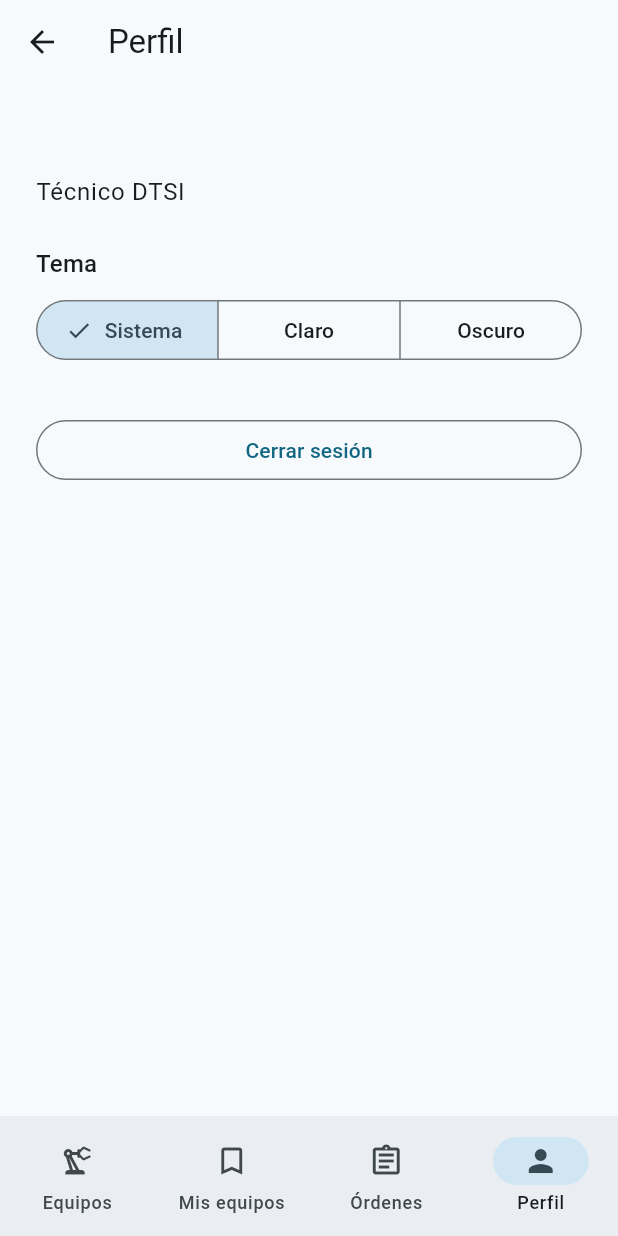
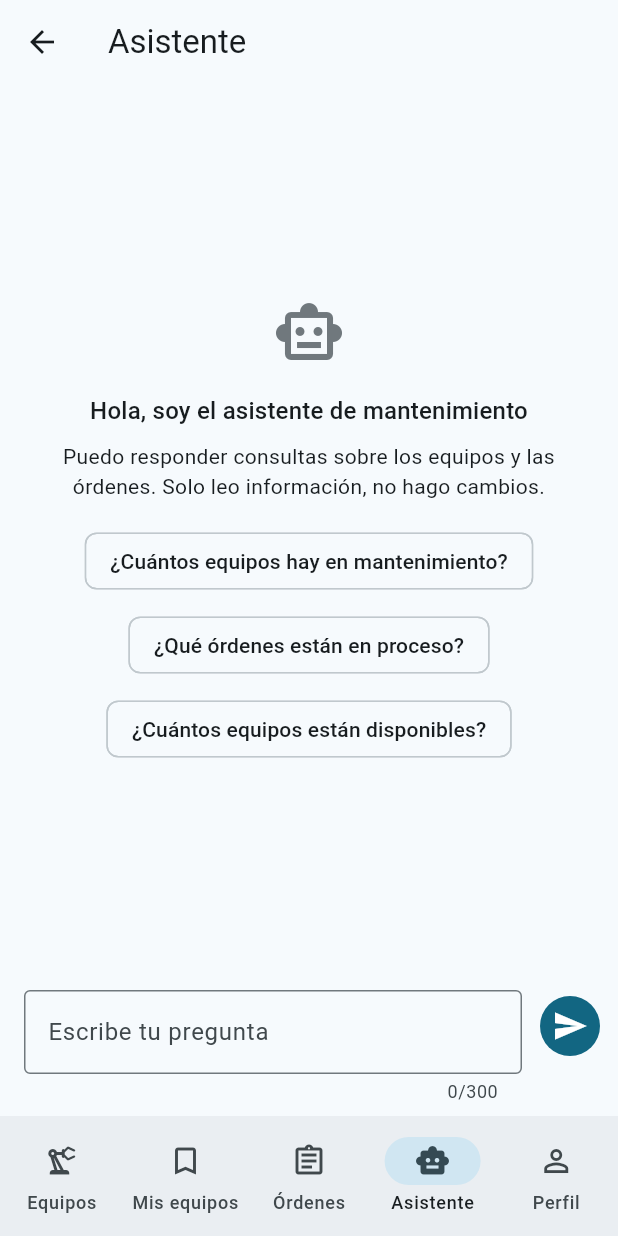
Before and after one commit to agustin-ec/mantenimiento-dtsi-app, a Flutter app: the PantallaInicio screen opened by its route, item 4 of the bottom bar chosen, on a phone screen of 412 x 824 dp. Run offline on Flutter 3.47's test engine with Material 3 defaults, Android fonts, the phone set to English and light mode, and no system bars; our stand-ins replace dio, flutter_secure_storage, get, hive, hive_flutter; accounts and stored records are empty; network calls fail.

Commit message:
Agrega la pantalla del asistente de IA y su pestaña

```diff
--- /dev/null
+++ b/lib/screens/pantalla_asistente.dart
@@ -0,0 +1,245 @@
+import 'package:flutter/material.dart';
+import 'package:get/get.dart';
+
+import '../controllers/asistente_controller.dart';
+import '../widgets/burbuja_mensaje.dart';
+
+/// Conversación con el asistente de IA, que responde consultas de solo lectura
+/// sobre equipos y órdenes.
+class PantallaAsistente extends StatefulWidget {
+  const PantallaAsistente({super.key});
+
+  @override
+  State<PantallaAsistente> createState() => _PantallaAsistenteState();
+}
+
+class _PantallaAsistenteState extends State<PantallaAsistente> {
+  static const _ejemplos = [
+    '¿Cuántos equipos hay en mantenimiento?',
+    '¿Qué órdenes están en proceso?',
+    '¿Cuántos equipos están disponibles?',
+  ];
+
+  final _controlador = Get.find<AsistenteController>();
+  final _texto = TextEditingController();
+  final _desplazamiento = ScrollController();
+  final _vigilantes = <Worker>[];
+
+  @override
+  void initState() {
+    super.initState();
+    _vigilantes.addAll([
+      ever(_controlador.mensajes, (_) => _irAlFinal()),
+      ever(_controlador.pensando, (_) => _irAlFinal()),
+    ]);
+  }
+
+  @override
+  void dispose() {
+    for (final vigilante in _vigilantes) {
+      vigilante.dispose();
+    }
+    _texto.dispose();
+    _desplazamiento.dispose();
+    super.dispose();
+  }
+
+  void _irAlFinal() {
+    WidgetsBinding.instance.addPostFrameCallback((_) {
+      if (!mounted || !_desplazamiento.hasClients) return;
+      _desplazamiento.animateTo(
+        _desplazamiento.position.maxScrollExtent,
+        duration: const Duration(milliseconds: 200),
+        curve: Curves.easeOut,
+      );
+    });
+  }
+
+  /// Vacía el campo solo si el controlador aceptó la pregunta; el mensaje de
+  /// la persona se agrega de forma síncrona, antes de esperar la respuesta.
+  Future<void> _enviar() async {
+    if (_controlador.pensando.value) return;
+    final antes = _controlador.mensajes.length;
+    final envio = _controlador.enviar(_texto.text);
+    if (_controlador.mensajes.length > antes) _texto.clear();
+    await envio;
+  }
+
+  @override
+  Widget build(BuildContext context) {
+    return Scaffold(
+      appBar: AppBar(title: const Text('Asistente')),
+      body: Column(
+        children: [
+          Expanded(child: Obx(_cuerpo)),
+          Obx(_aviso),
+          _entrada(),
+        ],
+      ),
+    );
+  }
+
+  Widget _cuerpo() {
+    final mensajes = _controlador.mensajes;
+    final pensando = _controlador.pensando.value;
+    if (mensajes.isEmpty && !pensando) return _bienvenida();
+    return ListView.builder(
+      controller: _desplazamiento,
+      padding: const EdgeInsets.all(16),
+      itemCount: mensajes.length + (pensando ? 1 : 0),
+      itemBuilder: (context, indice) {
+        if (indice == mensajes.length) return const _Escribiendo();
+        return BurbujaMensaje(mensaje: mensajes[indice]);
+      },
+    );
+  }
+
+  Widget _bienvenida() {
+    final tema = Theme.of(context);
+    return LayoutBuilder(
+      builder: (context, restricciones) => SingleChildScrollView(
+        child: ConstrainedBox(
+          constraints: BoxConstraints(minHeight: restricciones.maxHeight),
+          child: Center(
+            child: Padding(
+              padding: const EdgeInsets.all(24),
+              child: Column(
+                mainAxisSize: MainAxisSize.min,
+                children: [
+                  Icon(
+                    Icons.smart_toy_outlined,
+                    size: 48,
+                    color: tema.colorScheme.outline,
+                  ),
+                  const SizedBox(height: 16),
+                  Text(
+                    'Hola, soy el asistente de mantenimiento',
+                    style: tema.textTheme.titleMedium,
+                    textAlign: TextAlign.center,
+                  ),
+                  const SizedBox(height: 8),
+                  Text(
+                    'Puedo responder consultas sobre los equipos y las '
+                    'órdenes. Solo leo información, no hago cambios.',
+                    style: tema.textTheme.bodyMedium,
+                    textAlign: TextAlign.center,
+                  ),
+                  const SizedBox(height: 16),
+                  Wrap(
+                    alignment: WrapAlignment.center,
+                    spacing: 8,
+                    runSpacing: 8,
+                    children: [
+                      for (final ejemplo in _ejemplos)
+                        ActionChip(
+                          label: Text(ejemplo),
+                          onPressed: () => _controlador.enviar(ejemplo),
+                        ),
+                    ],
+                  ),
+                ],
+              ),
+            ),
+          ),
+        ),
+      ),
+    );
+  }
+
+  Widget _aviso() {
+    final mensaje = _controlador.error.value;
+    if (mensaje == null) return const SizedBox.shrink();
+    final esquema = Theme.of(context).colorScheme;
+    return Container(
+      width: double.infinity,
+      color: esquema.errorContainer,
+      padding: const EdgeInsets.symmetric(horizontal: 16, vertical: 8),
+      child: Row(
+        children: [
+          Expanded(
+            child: Text(
+              mensaje,
+              style: TextStyle(color: esquema.onErrorContainer),
+            ),
+          ),
+          if (_controlador.puedeReintentar)
+            TextButton(
+              onPressed: _controlador.reintentar,
+              child: const Text('Reintentar'),
+            ),
+        ],
+      ),
+    );
+  }
+
+  Widget _entrada() {
+    return SafeArea(
+      top: false,
+      child: Padding(
+        padding: const EdgeInsets.fromLTRB(16, 8, 8, 8),
+        child: Row(
+          crossAxisAlignment: CrossAxisAlignment.start,
+          children: [
+            Expanded(
+              child: Semantics(
+                label: 'Escribir pregunta al asistente',
+                textField: true,
+                child: TextField(
+                  controller: _texto,
+                  maxLength: AsistenteController.maximo,
+                  minLines: 1,
+                  maxLines: 4,
+                  textInputAction: TextInputAction.send,
+                  onSubmitted: (_) => _enviar(),
+                  decoration: const InputDecoration(
+                    hintText: 'Escribe tu pregunta',
+                  ),
+                ),
+              ),
+            ),
+            const SizedBox(width: 8),
+            Obx(
+              () => Semantics(
+                label: 'Enviar pregunta',
+                button: true,
+                excludeSemantics: true,
+                enabled: !_controlador.pensando.value,
+                onTap: _controlador.pensando.value ? null : _enviar,
+                child: IconButton.filled(
+                  icon: const Icon(Icons.send),
+                  onPressed: _controlador.pensando.value ? null : _enviar,
+                ),
+              ),
+            ),
+          ],
+        ),
+      ),
+    );
+  }
+}
+
+/// Indicador al final de la lista mientras se espera la respuesta.
+class _Escribiendo extends StatelessWidget {
+  const _Escribiendo();
+
+  @override
+  Widget build(BuildContext context) {
+    return Padding(
+      padding: const EdgeInsets.symmetric(vertical: 8),
+      child: Row(
+        children: [
+          const SizedBox(
+            width: 16,
+            height: 16,
+            child: CircularProgressIndicator(strokeWidth: 2),
+          ),
+          const SizedBox(width: 8),
+          Text(
+            'El asistente está escribiendo…',
+            style: Theme.of(context).textTheme.bodySmall,
+          ),
+        ],
+      ),
+    );
+  }
+}
--- a/lib/screens/pantalla_inicio.dart
+++ b/lib/screens/pantalla_inicio.dart
@@ -2,12 +2,14 @@ import 'package:flutter/material.dart';
 import 'package:get/get.dart';
 
 import '../controllers/equipos_controller.dart';
+import 'pantalla_asistente.dart';
 import 'pantalla_equipos.dart';
 import 'pantalla_mis_equipos.dart';
 import 'pantalla_ordenes.dart';
 import 'pantalla_perfil.dart';
 
-/// Pantalla protegida con la barra inferior «Equipos», «Mis equipos», «Órdenes» y «Perfil».
+/// Pantalla protegida con la barra inferior «Equipos», «Mis equipos», «Órdenes»,
+/// «Asistente» y «Perfil».
 class PantallaInicio extends StatefulWidget {
   const PantallaInicio({super.key});
 
@@ -27,6 +29,7 @@ class _PantallaInicioState extends State<PantallaInicio> {
           PantallaEquipos(),
           PantallaMisEquipos(),
           PantallaOrdenes(),
+          PantallaAsistente(),
           PantallaPerfil(),
         ],
       ),
@@ -54,6 +57,11 @@ class _PantallaInicioState extends State<PantallaInicio> {
             label: 'Órdenes',
           ),
           NavigationDestination(
+            icon: Icon(Icons.smart_toy_outlined),
+            selectedIcon: Icon(Icons.smart_toy),
+            label: 'Asistente',
+          ),
+          NavigationDestination(
             icon: Icon(Icons.person_outline),
             selectedIcon: Icon(Icons.person),
             label: 'Perfil',
```
Also changed, not shown: lib/widgets/burbuja_mensaje.dart (added, +60 -0 lines), 2 other files.
